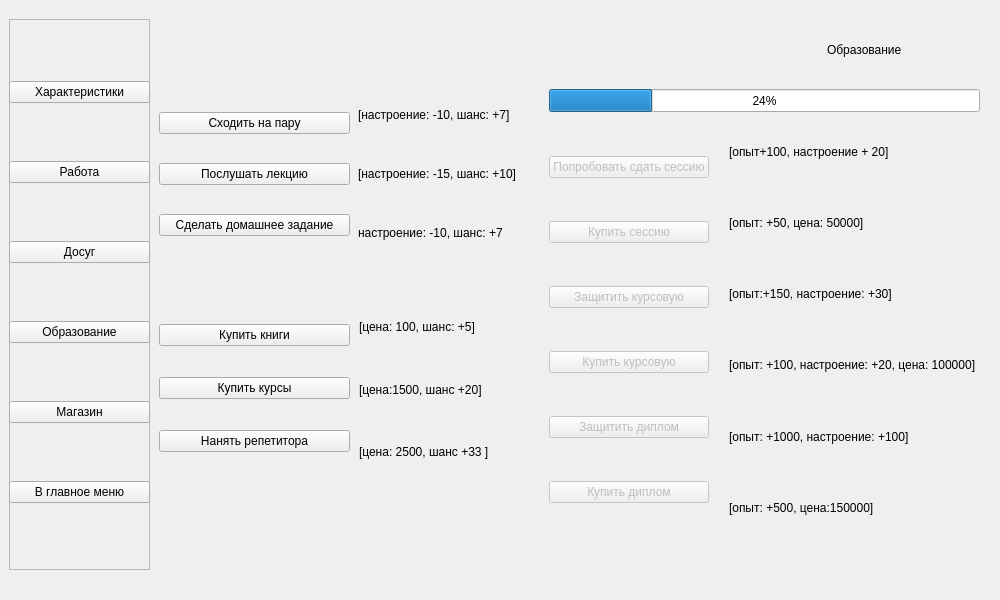
KriTora/StudentSimulator, file mainwindow.ui: the form before one commit.
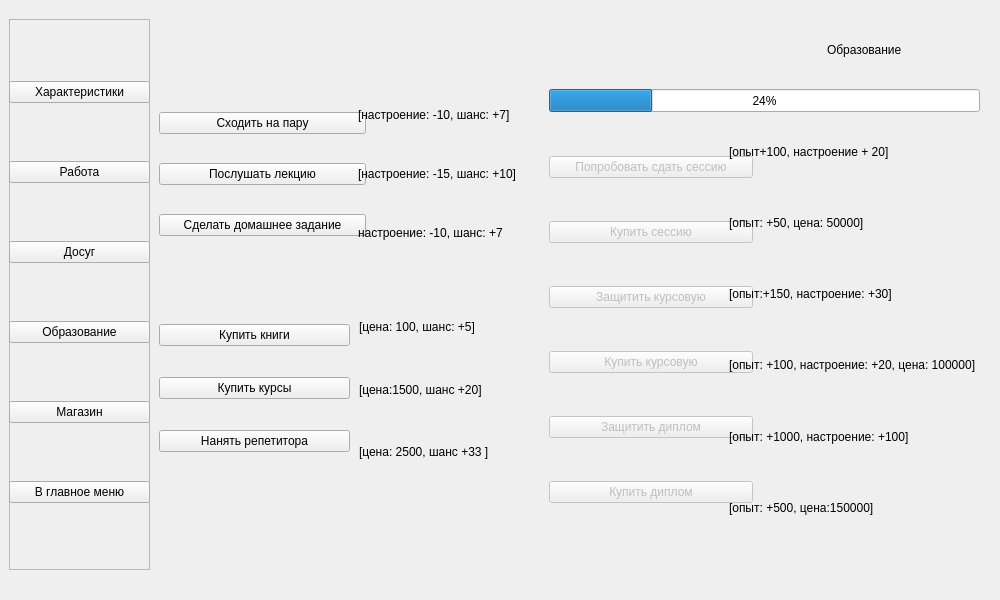
The form after the commit. The open tabs and pages were chosen to show the change.

Patch:
```diff
--- a/mainwindow.ui
+++ b/mainwindow.ui
@@ -851,7 +851,7 @@
        <rect>
         <x>10</x>
         <y>90</y>
-        <width>191</width>
+        <width>207</width>
         <height>171</height>
        </rect>
       </property>
@@ -900,7 +900,7 @@
        <rect>
         <x>209</x>
         <y>89</y>
-        <width>171</width>
+        <width>180</width>
         <height>171</height>
        </rect>
       </property>
@@ -999,7 +999,7 @@
        <rect>
         <x>400</x>
         <y>120</y>
-        <width>160</width>
+        <width>204</width>
         <height>421</height>
        </rect>
       </property>
@@ -1071,7 +1071,7 @@
        <rect>
         <x>580</x>
         <y>120</y>
-        <width>253</width>
+        <width>280</width>
         <height>421</height>
        </rect>
       </property>
```
Left out of the diff: 4 changed lines with no effect on the pictures.
